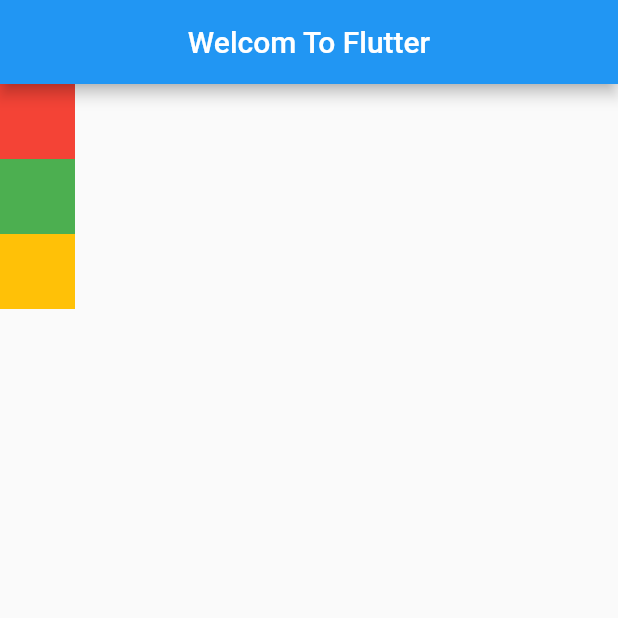
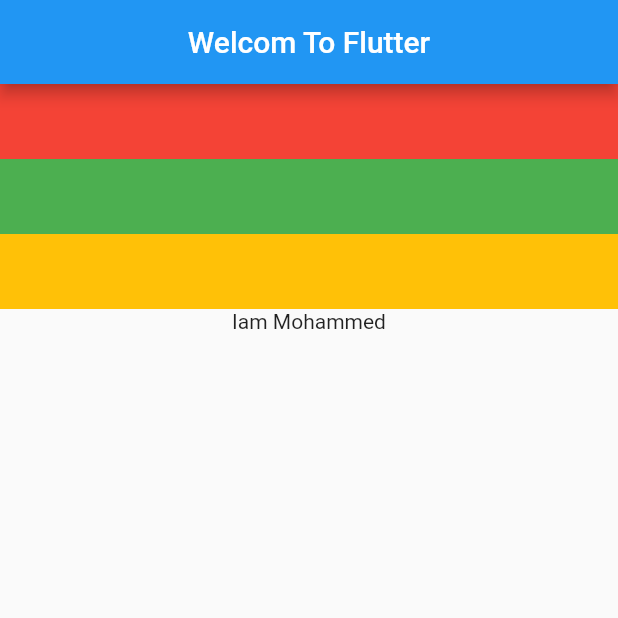
Before and after one commit to Mohammedazzam/flutter_app_002, a Flutter app: the screen it shows after launch, on a phone screen of 412 x 824 dp, the top half of it. Run offline on Flutter 3.47's test engine with Material 2 defaults, Android fonts, the phone set to English and light mode, and no system bars.

Commit message:
5.13(استخدام عدة خصائص مع ال column)

```diff
--- a/lib/main.dart
+++ b/lib/main.dart
@@ -28,20 +28,21 @@ class HomeScreen extends StatelessWidget {
         children: <Widget>[
           Container(
             color: Colors.red,
-            width: 50,
+            width: double.infinity,
             height: 50,
 
           ),
           Container(
             color: Colors.green,
-            width: 50,
+            width: double.infinity,
             height: 50,
           ),
           Container(
             color: Colors.amber,
-            width: 50,
+            width: double.infinity,
             height: 50,
-          )
+          ),
+          Text("Iam Mohammed")
         ],
       )
 
```
